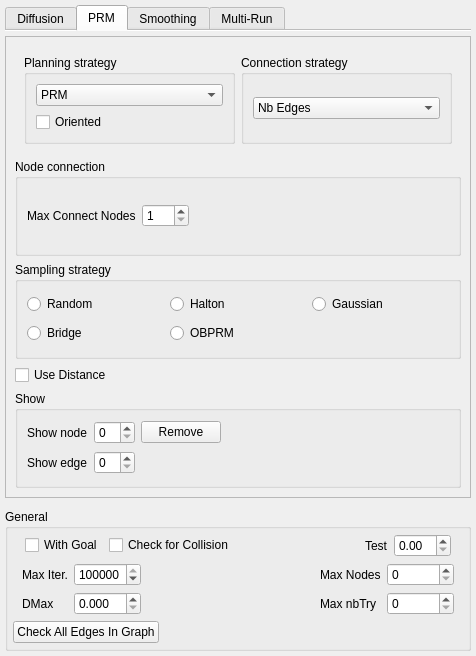
The window that src/move3d-qt-gui-libs/src/qtMainInterface/sideWidgets/qtMotionPlanner.ui (jmainpri/move3d-studio) describes before a commit, drawn with Qt 5.
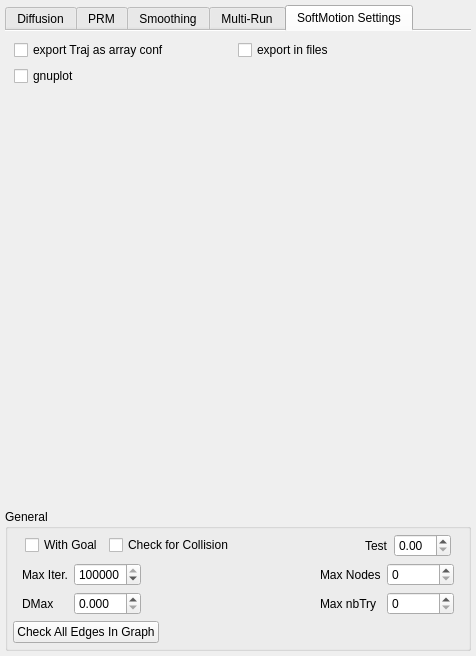
The same window after the commit.

Commit message: [move3d-qt-gui] adding checkbox to control parameters

The edit to the form file:
```diff
--- a/src/move3d-qt-gui-libs/src/qtMainInterface/sideWidgets/qtMotionPlanner.ui
+++ b/src/move3d-qt-gui-libs/src/qtMainInterface/sideWidgets/qtMotionPlanner.ui
@@ -26,7 +26,7 @@
       </size>
      </property>
      <property name="currentIndex">
-      <number>1</number>
+      <number>4</number>
      </property>
      <property name="documentMode">
       <bool>true</bool>
@@ -374,7 +374,7 @@
             <x>0</x>
             <y>0</y>
             <width>464</width>
-            <height>437</height>
+            <height>444</height>
            </rect>
           </property>
           <layout class="QVBoxLayout" name="verticalLayout_4">
@@ -1275,6 +1275,71 @@
        </item>
       </layout>
      </widget>
+     <widget class="QWidget" name="tab">
+      <attribute name="title">
+       <string>SoftMotion Settings</string>
+      </attribute>
+      <layout class="QVBoxLayout" name="verticalLayout_7">
+       <item>
+        <widget class="QWidget" name="widget_10" native="true">
+         <layout class="QHBoxLayout" name="horizontalLayout_9">
+          <property name="spacing">
+           <number>0</number>
+          </property>
+          <property name="margin">
+           <number>0</number>
+          </property>
+          <item>
+           <widget class="QCheckBox" name="checkBoxTrajAsArray">
+            <property name="text">
+             <string>export Traj as array conf</string>
+            </property>
+           </widget>
+          </item>
+          <item>
+           <widget class="QCheckBox" name="checkBoxExportFiles">
+            <property name="text">
+             <string>export in files</string>
+            </property>
+           </widget>
+          </item>
+         </layout>
+        </widget>
+       </item>
+       <item>
+        <widget class="QWidget" name="widget_11" native="true">
+         <layout class="QHBoxLayout" name="horizontalLayout_10">
+          <property name="spacing">
+           <number>0</number>
+          </property>
+          <property name="margin">
+           <number>0</number>
+          </property>
+          <item>
+           <widget class="QCheckBox" name="checkBoxGnuplot">
+            <property name="text">
+             <string>gnuplot</string>
+            </property>
+           </widget>
+          </item>
+         </layout>
+        </widget>
+       </item>
+       <item>
+        <spacer name="verticalSpacer">
+         <property name="orientation">
+          <enum>Qt::Vertical</enum>
+         </property>
+         <property name="sizeHint" stdset="0">
+          <size>
+           <width>20</width>
+           <height>40</height>
+          </size>
+         </property>
+        </spacer>
+       </item>
+      </layout>
+     </widget>
     </widget>
    </item>
    <item>
```
Left out of the diff: 10 changed lines with no effect on the pictures. The commit also changes 3 other files.
